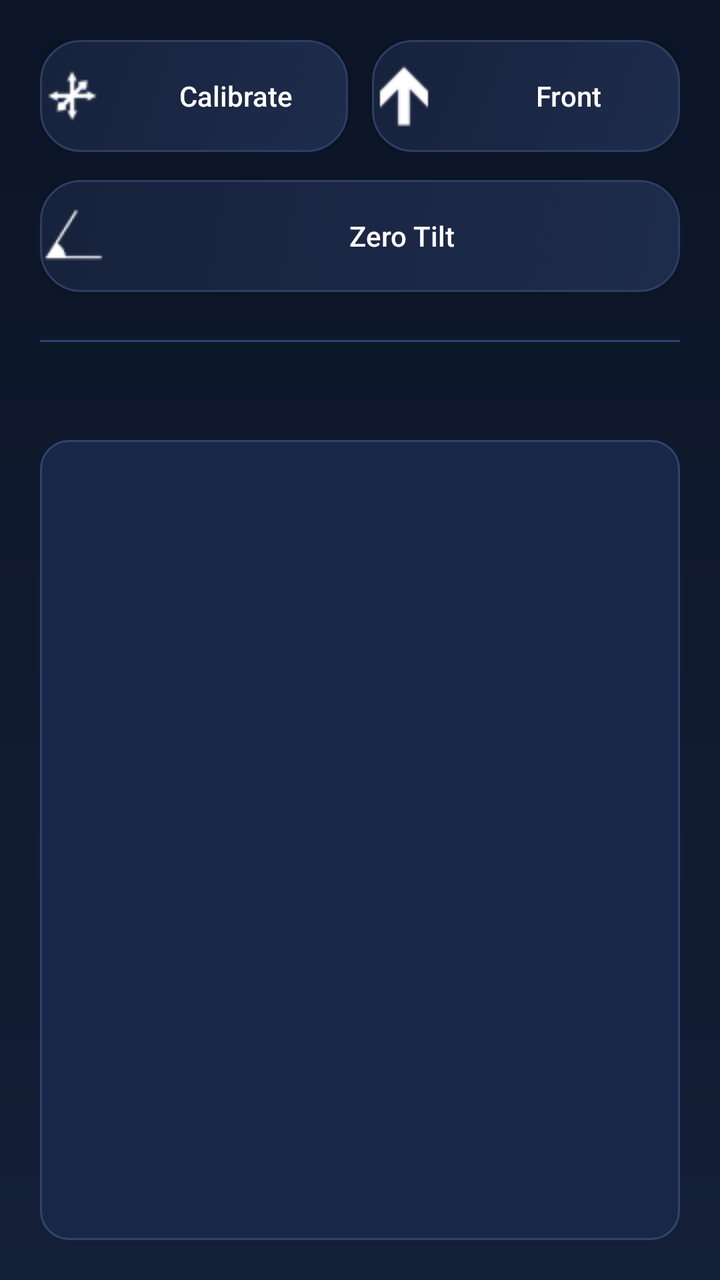
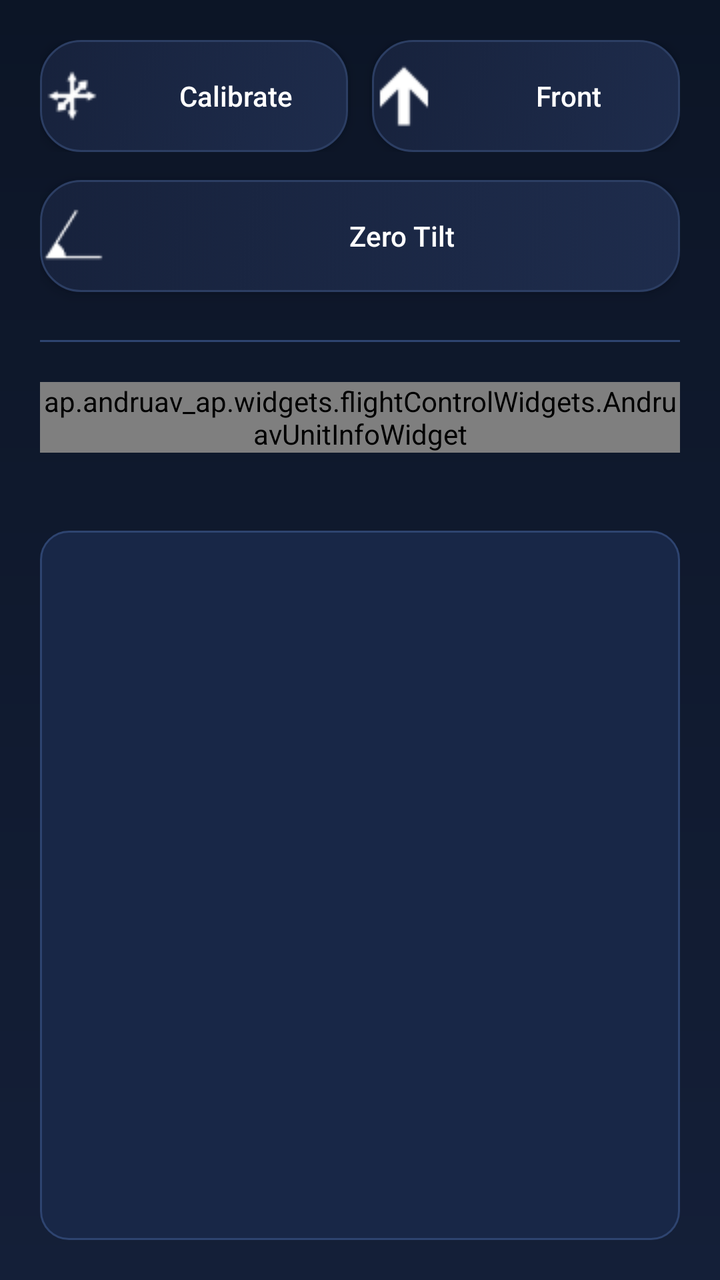

Compare the two renders of this Android layout. The source of the first and the diff that turns it into the second are given below.
<!-- AndroidManifest.xml: application theme AppTheme -->
<!-- res/layout/activity_imu.xml -->
<LinearLayout
    android:orientation="vertical"
    android:layout_width="fill_parent"
    android:layout_height="fill_parent"
    xmlns:android="http://schemas.android.com/apk/res/android"
    android:background="@drawable/bg_main_gradient"
    android:padding="20dp">

    <LinearLayout
        android:orientation="horizontal"
        android:layout_width="fill_parent"
        android:layout_height="wrap_content">

        <Button
            android:layout_width="0dp"
            android:layout_height="56dp"
            android:layout_weight="1"
            android:text="@string/action_calibrate"
            android:id="@+id/imuactivity_btnCalibrate"
            android:layout_marginEnd="6dp"
            android:elevation="4dp"
            android:stateListAnimator="@null"
            android:textColor="@color/sel_main_btn_text"
            android:textAllCaps="false"
            android:gravity="center"
            android:drawablePadding="10dp"
            android:drawableLeft="@drawable/sensor_acc_w_32x32"
            android:background="@drawable/sel_big_button_color" />

        <Button
            android:layout_width="0dp"
            android:layout_height="56dp"
            android:layout_weight="1"
            android:text="@string/gen_front"
            android:id="@+id/imuactivity_btnMobileDirection"
            android:layout_marginStart="6dp"
            android:elevation="4dp"
            android:stateListAnimator="@null"
            android:textColor="@color/sel_main_btn_text"
            android:textAllCaps="false"
            android:gravity="center"
            android:drawablePadding="10dp"
            android:background="@drawable/sel_big_button_color"
            android:drawableLeft="@drawable/arrow_up_w_32x32" />

    </LinearLayout>

    <Button
        android:layout_width="fill_parent"
        android:layout_height="56dp"
        android:layout_marginTop="14dp"
        android:text="@string/action_zeroTilt"
        android:id="@+id/imuactivity_btnZeroTilt"
        android:elevation="4dp"
        android:stateListAnimator="@null"
        android:textColor="@color/sel_main_btn_text"
        android:textAllCaps="false"
        android:gravity="center"
        android:drawablePadding="10dp"
        android:drawableLeft="@drawable/angle_w_32x32"
        android:background="@drawable/sel_big_button_color" />

    <View
        android:layout_width="fill_parent"
        android:layout_height="1dp"
        android:background="@color/chip_border"
        android:layout_marginTop="24dp"
        android:layout_marginBottom="20dp" />

    <TextView
        android:layout_width="wrap_content"
        android:layout_height="wrap_content"
        android:textColor="@color/chip_text"
        android:layout_marginBottom="10dp"
        android:id="@+id/txtimuAcc" />

    <EditText
        android:layout_width="fill_parent"
        android:layout_height="0dp"
        android:id="@+id/edtimuTextLog"
        android:layout_weight="1"
        android:enabled="false"
        android:background="@drawable/chip_info_background"
        android:padding="14dp"
        android:textColor="@color/chip_text"
        android:textColorHint="@color/header_subtitle"
        android:inputType="text|textMultiLine"
        android:textAlignment="gravity"
        android:singleLine="false"
        android:gravity="left|top" />

</LinearLayout>
<!-- resources referenced by this layout -->
<resources>
  <color name="chip_border">#2E4470</color>
  <color name="chip_text">#C6D4EE</color>
  <color name="header_subtitle">#8CA0C4</color>
  <!-- drawable angle_w_32x32: png bitmap (drawable, 453 bytes) -->
  <!-- drawable arrow_up_w_32x32: png bitmap (drawable, 552 bytes) -->
  <!-- drawable bg_main_gradient (drawable) -->
  <?xml version="1.0" encoding="utf-8"?>
  <shape xmlns:android="http://schemas.android.com/apk/res/android" android:shape="rectangle">
      <gradient
          android:type="linear"
          android:angle="270"
          android:startColor="@color/main_bg_top"
          android:endColor="@color/main_bg_bottom" />
  </shape>
  <!-- drawable chip_info_background (drawable) -->
  <?xml version="1.0" encoding="utf-8"?>
  <shape xmlns:android="http://schemas.android.com/apk/res/android" android:shape="rectangle">
      <corners android:radius="14dp" />
      <solid android:color="@color/chip_bg" />
      <stroke android:width="1dp" android:color="@color/chip_border" />
  </shape>
  <!-- drawable sel_big_button_color (drawable) -->
  <?xml version="1.0" encoding="utf-8"?>
  <ripple xmlns:android="http://schemas.android.com/apk/res/android"
      android:color="@color/chip_icon">
      <item android:id="@android:id/mask">
          <shape android:shape="rectangle">
              <corners android:radius="20dp" />
              <solid android:color="@android:color/white" />
          </shape>
      </item>
      <item>
          <selector>
              <item
                  android:state_enabled="false"
                  android:drawable="@drawable/big_button_shape_disabled" />
              <item
                  android:state_pressed="true"
                  android:state_enabled="true"
                  android:drawable="@drawable/big_button_shape_pressed" />
              <item
                  android:state_enabled="true"
                  android:drawable="@drawable/big_button_shape" />
          </selector>
      </item>
  </ripple>
  <string name="action_calibrate">Calibrate</string>
  <string name="action_zeroTilt">Zero Tilt</string>
  <string name="gen_front">Front</string>
  <style name="AppTheme" parent="Theme.AppCompat.Light.DarkActionBar">
          
      </style>
  <color name="main_bg_top">#0C1526</color>
  <color name="main_bg_bottom">#141F38</color>
  <color name="chip_bg">#182747</color>
  <color name="chip_icon">#5EA8FF</color>
  <!-- drawable big_button_shape_disabled (drawable) -->
  <?xml version="1.0" encoding="utf-8"?>
  <shape xmlns:android="http://schemas.android.com/apk/res/android" android:shape="rectangle" >
      <corners android:radius="20dp" />
      <solid android:color="@color/disabled_surface" />
      <stroke
          android:width="1dp"
          android:color="@color/disabled_stroke" />
  </shape>
  <!-- drawable big_button_shape_pressed (drawable) -->
  <?xml version="1.0" encoding="utf-8"?>
  <shape xmlns:android="http://schemas.android.com/apk/res/android" android:shape="rectangle" >
      <corners android:radius="20dp" />
      <gradient
          android:type="linear"
          android:angle="135"
          android:startColor="@color/card_surface"
          android:endColor="@color/card_surface_light" />
      <stroke
          android:width="1.5dp"
          android:color="@color/chip_icon" />
  </shape>
  <!-- drawable big_button_shape (drawable) -->
  <?xml version="1.0" encoding="utf-8"?>
  <shape xmlns:android="http://schemas.android.com/apk/res/android" android:shape="rectangle" >
      <corners android:radius="20dp" />
      <gradient
          android:type="linear"
          android:angle="135"
          android:startColor="@color/card_surface_light"
          android:endColor="@color/card_surface" />
      <stroke
          android:width="1dp"
          android:color="@color/card_stroke_subtle" />
  </shape>
  <color name="disabled_surface">#0F1729</color>
  <color name="disabled_stroke">#1C2740</color>
  <color name="card_surface">#17223C</color>
  <color name="card_surface_light">#1E2C4C</color>
  <color name="card_stroke_subtle">#2C3E63</color>
  <!-- unchanged entries left out for length: 1 -->
</resources>

<!-- the commit's change to res/layout/activity_imu.xml (unified diff, before → after) -->
@@ -67,6 +67,12 @@
         android:layout_marginTop="24dp"
         android:layout_marginBottom="20dp" />
 
+    <ap.andruav_ap.widgets.flightControlWidgets.AndruavUnitInfoWidget
+        android:id="@+id/imuactivity_widget_andruavinfo"
+        android:layout_width="match_parent"
+        android:layout_height="wrap_content"
+        android:layout_marginBottom="10dp" />
+
     <TextView
         android:layout_width="wrap_content"
         android:layout_height="wrap_content"
